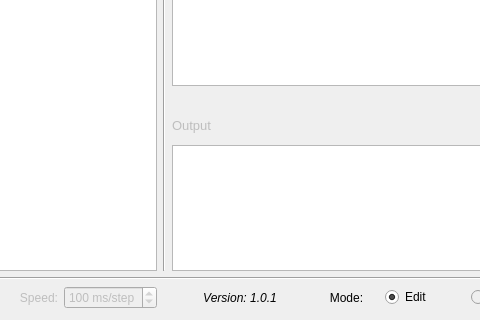
Qt form BefungeInterpreter/mainwindow.ui (kagof/BefungeInterpreter) before a commit; both pictures show x 377 to 857 and y 194 to 514 of the 939 by 514 pixel window.
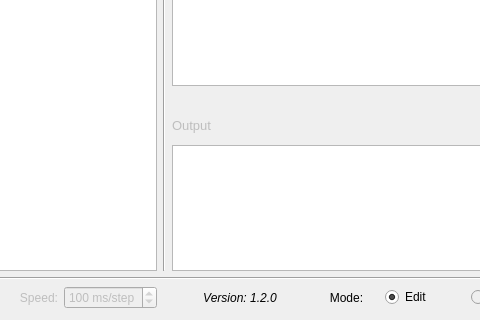
The same form after that commit.

```diff
--- a/BefungeInterpreter/mainwindow.ui
+++ b/BefungeInterpreter/mainwindow.ui
@@ -379,7 +379,7 @@
        </font>
       </property>
       <property name="text">
-       <string>Version: 1.0.1</string>
+       <string>Version: 1.2.0</string>
       </property>
       <property name="alignment">
        <set>Qt::AlignCenter</set>
```
